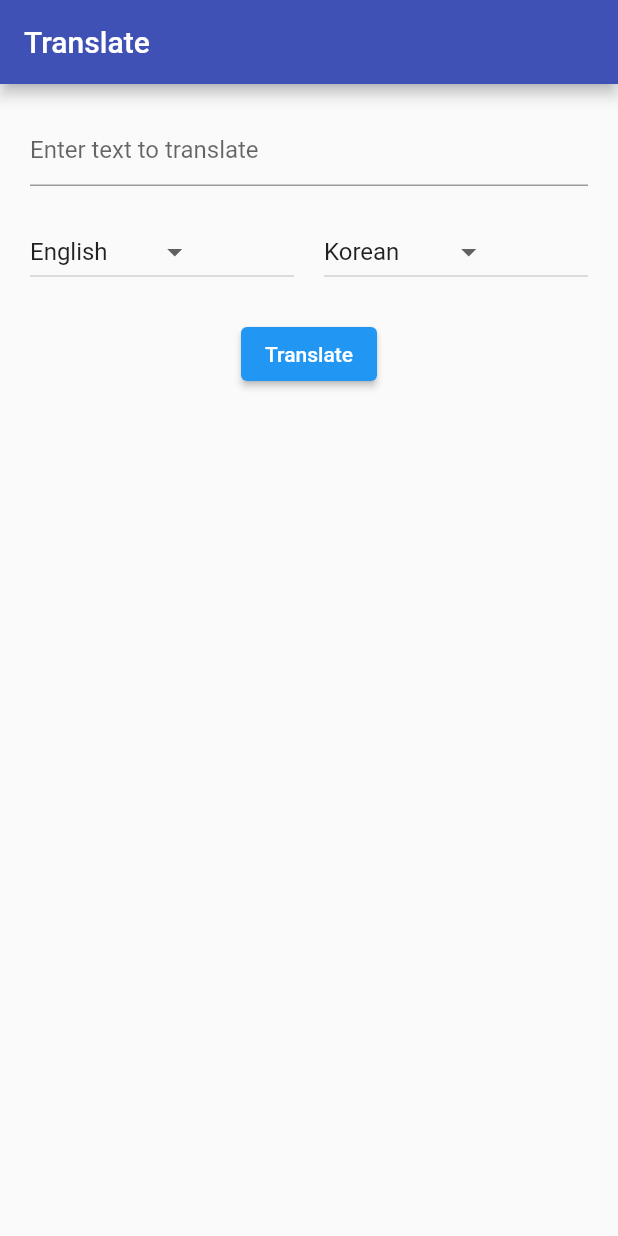
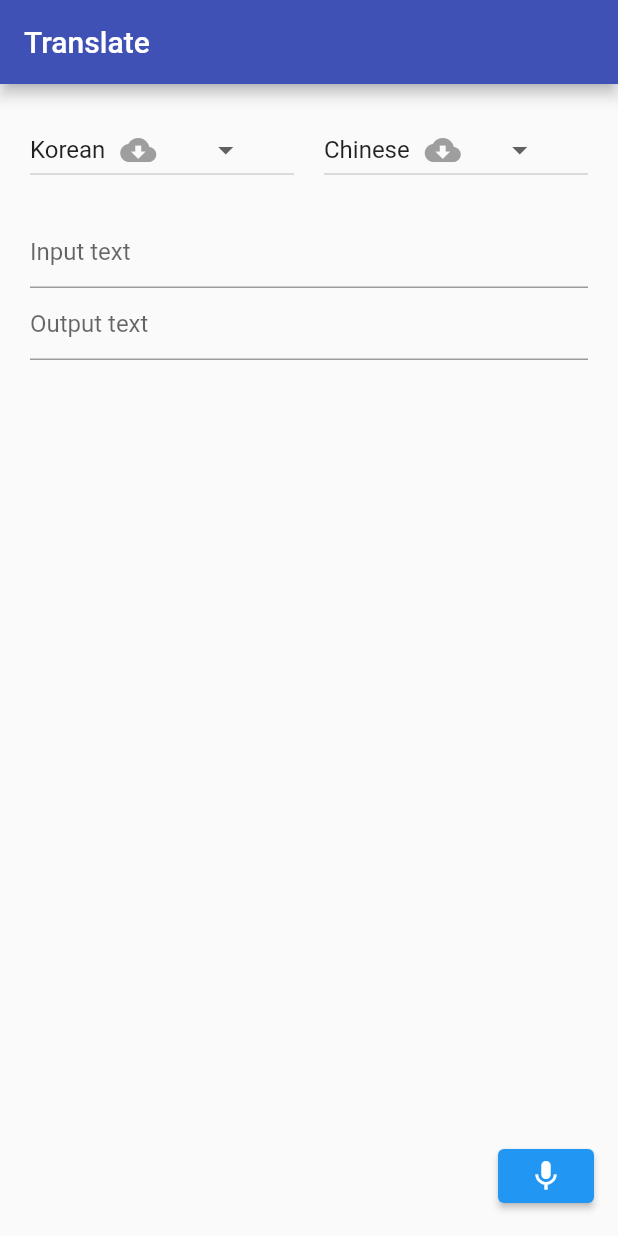
Before and after one commit to kangbba/bluetoothtranslate, a Flutter app: the screen it shows after launch, on a phone screen of 412 x 824 dp. Run offline on Flutter 3.47's test engine with Material 2 defaults, Android fonts, the phone set to English and light mode, and no system bars; our stand-ins replace permission_handler, speech_to_text; missing offline and left inert: google_mlkit_translation.

Commit message:
dropdown model download check

```diff
--- a/lib/language_items.dart
+++ b/lib/language_items.dart
@@ -2,6 +2,7 @@ import 'package:flutter/material.dart';
 import 'package:google_mlkit_translation/google_mlkit_translation.dart';
 
 class LanguageItem {
+  final modelManager = OnDeviceTranslatorModelManager();
   final String? languageCode;
   final String? menuDisplayStr;
   final String? arduinoUniqueId;
@@ -9,28 +10,89 @@ class LanguageItem {
 
   LanguageItem({this.languageCode, this.menuDisplayStr, this.arduinoUniqueId, this.translateLanguage});
 
+  Future<bool> getModelDownloaded() async
+  {
+    if(translateLanguage == null)
+    {
+      throw("해당 LanguageItem은 translateLanguage 이 없음");
+    }
+    final bool response = await modelManager.isModelDownloaded(translateLanguage!.bcpCode);
+    return response;
+  }
+
+  Future<bool> downloadModel() async
+  {
+    if(translateLanguage == null)
+    {
+      throw("해당 LanguageItem은 translateLanguage 이 없음");
+    }
+    bool isAlreadyDownloaded = await getModelDownloaded();
+    if(isAlreadyDownloaded)
+    {
+      print("이미 있는 Language Item 이므로 다운로드 할 수 없음");
+      return false;
+    }
+    final modelManager = OnDeviceTranslatorModelManager();
+    final bool response = await modelManager.downloadModel(translateLanguage!.bcpCode);
+    return response;
+  }
+
+  Future<bool> deleteModel() async
+  {
+    if(translateLanguage == null)
+    {
+      throw("해당 LanguageItem은 translateLanguage 이 없음");
+    }
+    bool isAlreadyDownloaded = await getModelDownloaded();
+    if(!isAlreadyDownloaded)
+    {
+      print("이미 없는 Language Item 이므로 삭제할수 없음");
+      return false;
+    }
+    final bool response = await modelManager.deleteModel(translateLanguage!.bcpCode);
+    return response;
+  }
 }
 LanguageItem findLanguageItemByLanguageCode(String languageCode) {
-  return languageItems.firstWhere((item) => item.languageCode == languageCode, orElse: () => LanguageItem());
+  return languageItems.firstWhere((item) => item.languageCode == languageCode, orElse: () => languageItems.last);
 }
-
 DropdownMenuItem<String> languageDropdownMenuItem(LanguageItem languageItem) {
   return DropdownMenuItem(
     value: languageItem.languageCode,
-    child: Text(languageItem.menuDisplayStr!),
+    child: Row(
+      mainAxisAlignment: MainAxisAlignment.spaceBetween,
+      children: [
+        Text(languageItem.menuDisplayStr!),
+        SizedBox(width: 10),
+        FutureBuilder<bool>(
+          future: languageItem.getModelDownloaded(),
+          builder: (context, snapshot) {
+            if (snapshot.hasData) {
+              if (snapshot.data!) {
+                return Icon(Icons.check, color: Colors.green);
+              } else {
+                return Icon(Icons.cloud_download, color: Colors.grey);
+              }
+            } else {
+              return Container();
+            }
+          },
+        ),
+      ],
+    ),
   );
 }
 
 List<LanguageItem> languageItems = [
+  LanguageItem(languageCode: 'ko', menuDisplayStr: 'Korean', arduinoUniqueId: null, translateLanguage: TranslateLanguage.korean),
+  LanguageItem(languageCode: 'zh', menuDisplayStr: 'Chinese', arduinoUniqueId: null, translateLanguage: TranslateLanguage.chinese),
   LanguageItem(languageCode: 'en', menuDisplayStr: 'English', arduinoUniqueId: null, translateLanguage: TranslateLanguage.english),
   LanguageItem(languageCode: 'fr', menuDisplayStr: 'French', arduinoUniqueId: null, translateLanguage: TranslateLanguage.french),
   LanguageItem(languageCode: 'de', menuDisplayStr: 'German', arduinoUniqueId: null, translateLanguage: TranslateLanguage.german),
   LanguageItem(languageCode: 'es', menuDisplayStr: 'Spanish', arduinoUniqueId: null, translateLanguage: TranslateLanguage.spanish),
   LanguageItem(languageCode: 'it', menuDisplayStr: 'Italian', arduinoUniqueId: null, translateLanguage: TranslateLanguage.italian),
   LanguageItem(languageCode: 'ja', menuDisplayStr: 'Japanese', arduinoUniqueId: null, translateLanguage: TranslateLanguage.japanese),
-  LanguageItem(languageCode: 'ko', menuDisplayStr: 'Korean', arduinoUniqueId: null, translateLanguage: TranslateLanguage.korean),
   LanguageItem(languageCode: 'ru', menuDisplayStr: 'Russian', arduinoUniqueId: null, translateLanguage: TranslateLanguage.russian),
-  LanguageItem(languageCode: 'zh', menuDisplayStr: 'Chinese', arduinoUniqueId: null, translateLanguage: TranslateLanguage.chinese),
   LanguageItem(languageCode: 'ar', menuDisplayStr: 'Arabic', arduinoUniqueId: null, translateLanguage: TranslateLanguage.arabic),
   LanguageItem(languageCode: 'hi', menuDisplayStr: 'Hindi', arduinoUniqueId: null, translateLanguage: TranslateLanguage.hindi),
   LanguageItem(languageCode: 'sv', menuDisplayStr: 'Swedish', arduinoUniqueId: null, translateLanguage: TranslateLanguage.swedish),
--- a/lib/main_screen.dart
+++ b/lib/main_screen.dart
@@ -1,7 +1,10 @@
 import 'package:bluetoothtranslate/apiKey.dart';
+import 'package:bluetoothtranslate/permission_controller.dart';
+import 'package:bluetoothtranslate/speech.dart';
 import 'package:flutter/material.dart';
 import 'package:bluetoothtranslate/tranlsate_api.dart';
 import 'package:google_mlkit_translation/google_mlkit_translation.dart';
+import 'package:provider/provider.dart';
 import 'language_items.dart';
 
 class MainScreen extends StatefulWidget {
@@ -11,22 +14,20 @@ class MainScreen extends StatefulWidget {
 
 class _MainScreenState extends State<MainScreen> {
 
-  final TextEditingController _textController = TextEditingController();
+  final Speech _speech = Speech();
 
-  String _translatedText = '';
+  String _lastTranslatedStr = '';
+  TextEditingController inputTextEditController = TextEditingController();
+  TextEditingController outputTextEditController = TextEditingController();
 
-  LanguageItem? currentSourceLanguageItem = findLanguageItemByLanguageCode('en');
-  LanguageItem? currentTargetLanguageItem= findLanguageItemByLanguageCode('ko');
-
-  late String _selectedSourceLanguageCode = currentSourceLanguageItem!.languageCode!;
-  late String _selectedTargetLanguageCode = currentTargetLanguageItem!.languageCode!;
+  LanguageItem currentSourceLanguageItem = languageItems[0];
+  LanguageItem currentTargetLanguageItem = languageItems[1];
 
   final List<DropdownMenuItem<String>> _languageMenuItems = [];
-
   @override
   void initState() {
     super.initState();
-
+    _speech.initSpeechToText();
     for (var languageItem in languageItems) {
       _languageMenuItems.add(languageDropdownMenuItem(languageItem));
     }
@@ -34,37 +35,39 @@ class _MainScreenState extends State<MainScreen> {
   @override
   void dispose() {
     // TODO: implement dispose
-    _textController.dispose();
+    inputTextEditController.dispose();
+    outputTextEditController.dispose();
     super.dispose();
   }
 
   @override
   Widget build(BuildContext context) {
-    return Scaffold(
+    return MultiProvider(
+      providers: [
+        ListenableProvider<Speech>(
+          create: (_) => _speech,
+        ),
+      ],
+      child: Scaffold(
         appBar: AppBar(
           title: Text('Translate'),
           backgroundColor: Colors.indigo,
         ),
+        floatingActionButton:
+        _audioRecordBtn(context),
+
         body: Container(
           padding: EdgeInsets.all(20.0),
           child: Column(
             children: <Widget>[
-            TextField(
-              controller: _textController,
-              decoration: InputDecoration(hintText: 'Enter text to translate'),
-            ),
-            SizedBox(
-              height: 20.0,
-            ),
               Row(
                 children: <Widget>[
                   Expanded(
                     child: DropdownButton(
                       items: _languageMenuItems,
-                    value: currentSourceLanguageItem!.languageCode,
+                      value: currentSourceLanguageItem.languageCode,
                       onChanged: (value) {
                         setState(() {
-                        _selectedSourceLanguageCode = value!;
                           currentSourceLanguageItem = findLanguageItemByLanguageCode(value!);
                         });
                       },
@@ -76,40 +79,115 @@ class _MainScreenState extends State<MainScreen> {
                   Expanded(
                     child: DropdownButton(
                       items: _languageMenuItems,
-                    value: currentTargetLanguageItem!.languageCode,
+                      value: currentTargetLanguageItem.languageCode,
                       onChanged: (value) {
                         setState(() {
-                        _selectedTargetLanguageCode =  value!;
                           currentTargetLanguageItem = findLanguageItemByLanguageCode(value!);
                         });
                       },
                     ),
                   ),
+
                 ],
               ),
               SizedBox(
                 height: 20.0,
               ),
-            ElevatedButton(
-              child: Text('Translate'),
-              onPressed: () async {
-                String textToTranslate = _textController.text;
-                final translateApi = TranslateApi(
-                    sourceTranslateLanguage: currentSourceLanguageItem!.translateLanguage!,
-                    targetTranslateLanguage: currentTargetLanguageItem!.translateLanguage!
+              Center(
+                child: Consumer<Speech>(
+                  builder: (context, speech, child) {
+                    inputTextEditController.text = speech.recongnizedText;
+                    return TextField(
+                      readOnly: true,
+                      controller: inputTextEditController,
+                      decoration: InputDecoration(
+                        hintText: 'Input text',
+                      ),
                     );
-                final translatedText = await translateApi.translate(textToTranslate);
-                print(translatedText);
-                setState(() {
-                  _translatedText = translatedText;
-                });
                   },
                 ),
-            Text(_translatedText),
+              ),
+              Center(
+                child: Consumer<Speech>(
+                  builder: (context, speech, child) {
+                    outputTextEditController.text = _lastTranslatedStr;
+                    return TextField(
+                      readOnly: true,
+                      controller: outputTextEditController,
+                      decoration: InputDecoration(
+                        hintText: 'Output text',
+                      ),
+                    );
+                  },
+                ),
+              ),
+
+              SizedBox(
+                height: 20.0,
+              ),
             ],
+          ),
         ),
       ),
     );
   }
 
+  ElevatedButton _audioRecordBtn(BuildContext context) {
+    return ElevatedButton(
+        child: AnimatedSwitcher(
+          duration: Duration(milliseconds: 300),
+          switchInCurve: Curves.easeOut,
+          switchOutCurve: Curves.easeOut,
+          transitionBuilder: (child, animation) => ScaleTransition(
+            scale: animation,
+            child: child,
+          ),
+          child: Icon(
+            _speech.isListening ? Icons.stop : Icons.mic,
+            key: ValueKey(_speech.isListening),
+          ),
+        ),
+        onPressed: () async{
+          bool hasPermission = await PermissionController.checkIfVoiceRecognitionPermisionGranted();
+          if (!hasPermission) {
+             PermissionController.showNoPermissionSnackBar(context);
           }
+          else {
+            if (_speech.isListening) {
+              _speech.stopListening();
+              _lastTranslatedStr = await _translateTextWithCurrentLanguage(inputTextEditController.text);
+              print(_lastTranslatedStr);
+            } else {
+              _speech.startListening();
+            }
+          }
+          setState(() {
+          });
+        },
+      );
+  }
+  //
+  // ElevatedButton _translateBtn() {
+  //   return ElevatedButton(
+  //             child: Text('Translate'),
+  //             onPressed: () async {
+  //               String textToTranslate = inputTextEditController.text;
+  //               String translatedText = await _translateTextWithCurrentLanguage(textToTranslate);
+  //               setState(() {
+  //                 _translatedText = translatedText;
+  //               });
+  //             },
+  //           );
+  // }
+
+  Future<String> _translateTextWithCurrentLanguage(String inputText) async
+  {
+    final translateApi = TranslateApi(
+        sourceTranslateLanguage: currentSourceLanguageItem!.translateLanguage!,
+        targetTranslateLanguage: currentTargetLanguageItem!.translateLanguage!
+    );
+    final translatedText = await translateApi.translate(inputText);
+    return translatedText;
+  }
+
+}
--- /dev/null
+++ b/lib/speech.dart
@@ -0,0 +1,33 @@
+import 'package:flutter/material.dart';
+import 'package:provider/provider.dart';
+import 'package:speech_to_text/speech_to_text.dart';
+
+class Speech extends ChangeNotifier{
+  final SpeechToText _speechToText = SpeechToText();
+  bool _isListening = false;
+  String _recongnizedText = '';
+
+  initSpeechToText()
+  {
+    _speechToText.initialize();
+  }
+  startListening() {
+    print("startListening");
+    _isListening = true;
+    _speechToText.listen(onResult: (result) {
+      _recongnizedText = result.recognizedWords;
+      notifyListeners();
+    });
+  }
+
+  stopListening() {
+    print("endListening");
+    _isListening = false;
+    _speechToText.stop();
+    notifyListeners();
+
+  }
+
+  String get recongnizedText => _recongnizedText;
+  bool get isListening => _isListening;
+}
--- a/lib/tranlsate_api.dart
+++ b/lib/tranlsate_api.dart
@@ -3,7 +3,6 @@ import 'package:google_mlkit_translation/google_mlkit_translation.dart';
 class TranslateApi {
   final TranslateLanguage sourceTranslateLanguage;
   final TranslateLanguage targetTranslateLanguage;
-
   final OnDeviceTranslator _onDeviceTranslator;
 
   TranslateApi({required this.sourceTranslateLanguage, required this.targetTranslateLanguage})
--- a/pubspec.yaml
+++ b/pubspec.yaml
@@ -29,6 +29,10 @@ environment:
 # versions available, run `flutter pub outdated`.
 dependencies:
   google_mlkit_translation: ^0.5.0
+  provider: ^6.0.5
+  permission_handler: ^10.2.0
+
+  speech_to_text: ^6.1.1
   flutter:
     sdk: flutter
 
```
Also changed, not shown: lib/permission_controller.dart (added, +29 -0 lines), 3 other files. Lines whose indentation alone changed are shown as unchanged.
